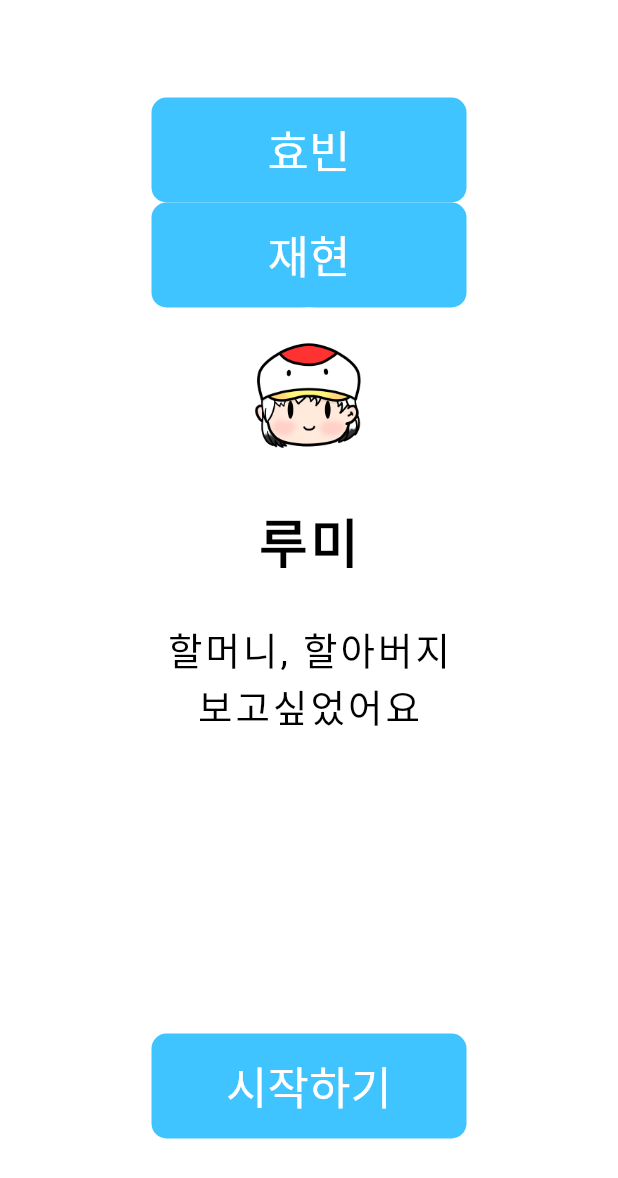
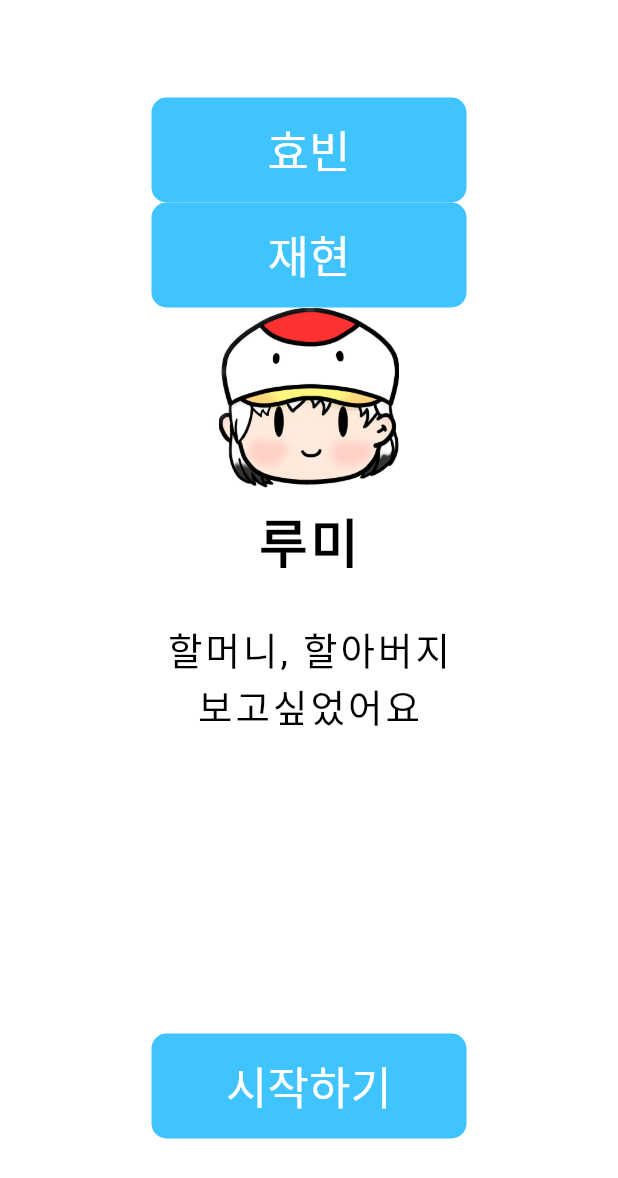
Before and after one commit to sapgun/rumi_flutter_edit, a Flutter app: the screen it shows after launch, on a phone screen of 412 x 824 dp. Shown: the top 1178 px of the screen. Run offline on Flutter 3.47's test engine with Material 3 defaults, Android fonts, the phone set to English and light mode, and no system bars; our stand-ins replace fl_chart, shared_preferences, speech_to_text, youtube_player_flutter.

Commit message:
이미지 변경

```diff
--- a/lib/main.dart
+++ b/lib/main.dart
@@ -79,10 +79,15 @@ class MyHomePage extends StatelessWidget {
                   ),
                 ),
               ),
-              const CircleAvatar(
-                backgroundImage: AssetImage('images/rumi.png'),
+              CircleAvatar(
                 backgroundColor: Colors.white,
                 radius: 60.0,
+                child: Image.asset(
+                  'images/rumi.png',
+                  width: 120.0,
+                  height: 120.0,
+                  fit: BoxFit.cover, // 이미지를 적절히 확대하여 표시
+                ),
               ),
               const SizedBox(
                 height: 10.0,
```
Also changed, not shown: lib/dashboard.dart (+69 -2 lines), images/rumi.png.
